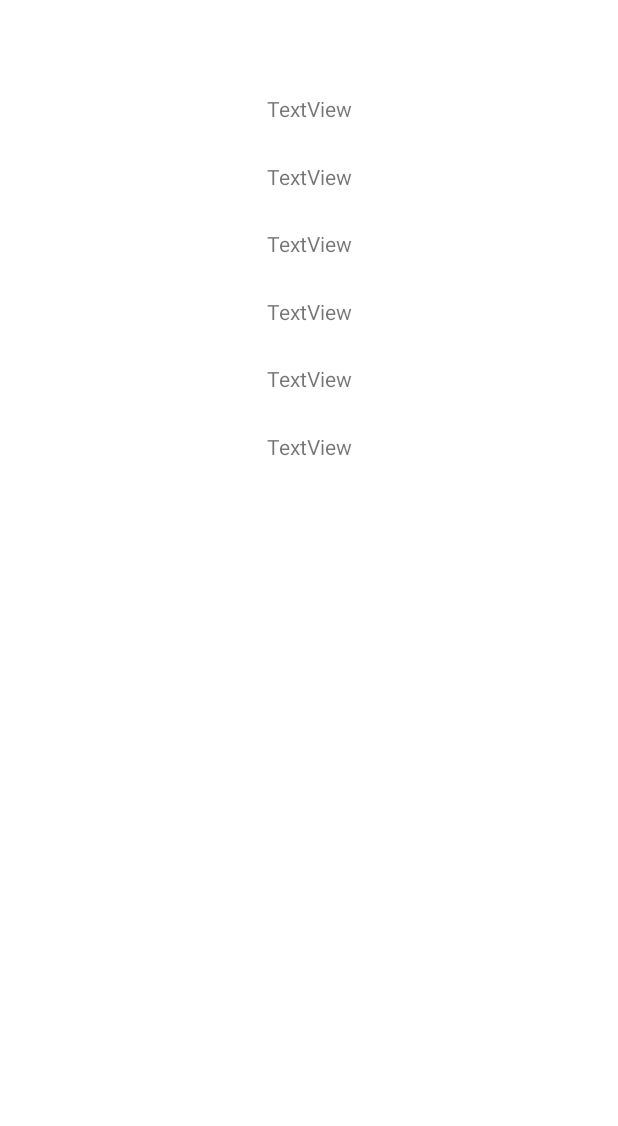
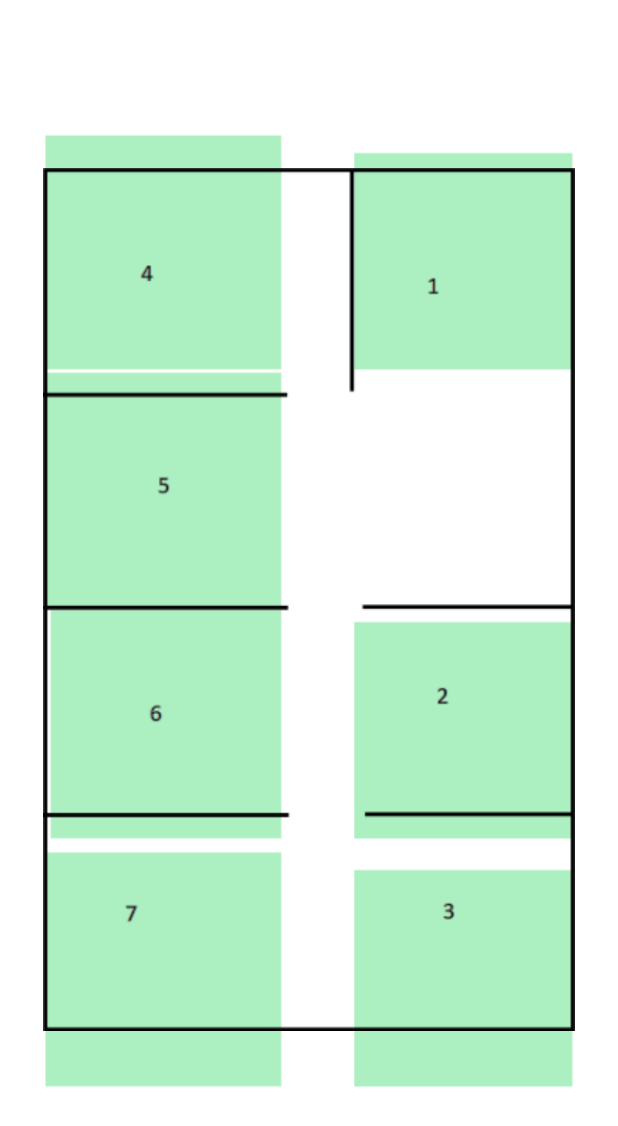
Before and after one commit to piper56M/SmartParkingApp, an Android app: the layout fragment_dashboard.xml on its own in the app's theme, with its tools: preview values and no code run, on a phone screen of 412 x 824 dp. Shown: the top 1126 px of the screen. Run offline under Robolectric (Android 15) with nearby library versions, the phone set to English and light mode, and no system bars.

Commit message:
Map animation (wip)

```diff
--- a/app/src/main/AndroidManifest.xml
+++ b/app/src/main/AndroidManifest.xml
@@ -14,7 +14,7 @@
         android:supportsRtl="true"
         android:theme="@style/Theme.SmartParkingApp">
         <activity
-            android:name=".ReadDB"
+            android:name=".ui.dashboard.ReadDB"
             android:exported="true">
         </activity>
         <activity
--- a/app/src/main/res/layout/activity_main.xml
+++ b/app/src/main/res/layout/activity_main.xml
@@ -23,11 +23,11 @@
         android:id="@+id/nav_host_fragment_activity_main"
         android:name="androidx.navigation.fragment.NavHostFragment"
         android:layout_width="match_parent"
-        android:layout_height="match_parent"
+        android:layout_height="0dp"
         app:defaultNavHost="true"
         app:layout_constraintBottom_toTopOf="@id/nav_view"
-        app:layout_constraintLeft_toLeftOf="parent"
-        app:layout_constraintRight_toRightOf="parent"
+        app:layout_constraintStart_toStartOf="parent"
+        app:layout_constraintEnd_toEndOf="parent"
         app:layout_constraintTop_toTopOf="parent"
         app:navGraph="@navigation/mobile_navigation" />
 
--- a/app/src/main/res/layout/fragment_dashboard.xml
+++ b/app/src/main/res/layout/fragment_dashboard.xml
@@ -1,4 +1,5 @@
 <?xml version="1.0" encoding="utf-8"?>
+
 <androidx.constraintlayout.widget.ConstraintLayout xmlns:android="http://schemas.android.com/apk/res/android"
     xmlns:app="http://schemas.android.com/apk/res-auto"
     xmlns:tools="http://schemas.android.com/tools"
@@ -7,90 +8,157 @@
     android:layout_height="match_parent"
     tools:context=".ui.dashboard.DashboardFragment">
 
-    <TextView
-        android:id="@+id/textView1"
+
+    <androidx.constraintlayout.widget.Guideline
+        android:id="@+id/guideline4"
         android:layout_width="wrap_content"
         android:layout_height="wrap_content"
-        android:layout_marginStart="8dp"
-        android:layout_marginEnd="8dp"
-        android:text="TextView"
-        app:layout_constraintBottom_toTopOf="@+id/textView2"
-        app:layout_constraintEnd_toEndOf="parent"
-        app:layout_constraintHorizontal_bias="0.501"
-        app:layout_constraintStart_toStartOf="parent"
-        app:layout_constraintTop_toBottomOf="@+id/textView0" />
+        android:orientation="vertical"
+        app:layout_constraintGuide_percent="0.46" />
 
-    <TextView
-        android:id="@+id/textView6"
+    <androidx.constraintlayout.widget.Guideline
+        android:id="@+id/guideline5"
         android:layout_width="wrap_content"
         android:layout_height="wrap_content"
-        android:layout_marginBottom="491dp"
-        android:text="TextView"
-        app:layout_constraintBottom_toBottomOf="parent"
-        app:layout_constraintEnd_toEndOf="parent"
-        app:layout_constraintHorizontal_bias="0.501"
-        app:layout_constraintStart_toStartOf="parent"
-        app:layout_constraintTop_toBottomOf="@+id/textView5" />
+        android:orientation="vertical"
+        app:layout_constraintGuide_percent="0.57" />
 
-    <TextView
-        android:id="@+id/textView5"
+    <androidx.constraintlayout.widget.Guideline
+        android:id="@+id/guideline6"
         android:layout_width="wrap_content"
         android:layout_height="wrap_content"
-        android:text="TextView"
-        app:layout_constraintBottom_toTopOf="@+id/textView6"
-        app:layout_constraintEnd_toEndOf="parent"
-        app:layout_constraintHorizontal_bias="0.501"
-        app:layout_constraintStart_toStartOf="parent"
-        app:layout_constraintTop_toBottomOf="@+id/textView4" />
+        android:orientation="vertical"
+        app:layout_constraintGuide_percent="0.07" />
 
-    <TextView
-        android:id="@+id/textView4"
+    <androidx.constraintlayout.widget.Guideline
+        android:id="@+id/guideline3"
         android:layout_width="wrap_content"
         android:layout_height="wrap_content"
-        android:text="TextView"
-        app:layout_constraintBottom_toTopOf="@+id/textView5"
-        app:layout_constraintEnd_toEndOf="parent"
-        app:layout_constraintHorizontal_bias="0.501"
-        app:layout_constraintStart_toStartOf="parent"
-        app:layout_constraintTop_toBottomOf="@+id/textView3" />
+        android:orientation="vertical"
+        app:layout_constraintGuide_percent="0.93" />
 
-    <TextView
-        android:id="@+id/textView3"
+    <androidx.constraintlayout.widget.Guideline
+        android:id="@+id/hguideline2"
         android:layout_width="wrap_content"
         android:layout_height="wrap_content"
-        android:text="TextView"
-        app:layout_constraintBottom_toTopOf="@+id/textView4"
-        app:layout_constraintEnd_toEndOf="parent"
-        app:layout_constraintHorizontal_bias="0.501"
-        app:layout_constraintStart_toStartOf="parent"
-        app:layout_constraintTop_toBottomOf="@+id/textView2" />
+        android:orientation="horizontal"
+        app:layout_constraintGuide_percent="0.88" />
 
-    <TextView
-        android:id="@+id/textView0"
-        android:layout_width="276dp"
-        android:layout_height="wrap_content"
-        android:layout_alignParentStart="true"
-        android:layout_alignParentTop="true"
-        android:layout_alignParentEnd="true"
-        android:layout_alignParentBottom="true"
-        app:layout_constraintBottom_toBottomOf="parent"
-        app:layout_constraintEnd_toEndOf="parent"
-        app:layout_constraintHorizontal_bias="0.496"
-        app:layout_constraintStart_toStartOf="parent"
-        app:layout_constraintTop_toTopOf="parent"
-        app:layout_constraintVertical_bias="0.022"
-        tools:context=".ReadDB" />
-
-    <TextView
-        android:id="@+id/textView2"
+    <androidx.constraintlayout.widget.Guideline
+        android:id="@+id/hguideline3"
         android:layout_width="wrap_content"
         android:layout_height="wrap_content"
-        android:text="TextView"
-        app:layout_constraintBottom_toTopOf="@+id/textView3"
-        app:layout_constraintEnd_toEndOf="parent"
-        app:layout_constraintHorizontal_bias="0.501"
-        app:layout_constraintStart_toStartOf="parent"
-        app:layout_constraintTop_toBottomOf="@+id/textView1" />
+        android:orientation="horizontal"
+        app:layout_constraintGuide_percent="0.68" />
+
+    <androidx.constraintlayout.widget.Guideline
+        android:id="@+id/hguideline4"
+        android:layout_width="wrap_content"
+        android:layout_height="wrap_content"
+        android:orientation="horizontal"
+        app:layout_constraintGuide_percent="0.492
+" />
+
+    <androidx.constraintlayout.widget.Guideline
+        android:id="@+id/hguideline5"
+        android:layout_width="wrap_content"
+        android:layout_height="wrap_content"
+        android:orientation="horizontal"
+        app:layout_constraintGuide_percent="0.3" />
+
+    <androidx.constraintlayout.widget.Guideline
+        android:id="@+id/hguideline6"
+        android:layout_width="wrap_content"
+        android:layout_height="wrap_content"
+        android:orientation="horizontal"
+        app:layout_constraintGuide_percent="0.09" />
+
+    <ImageView
+        android:id="@+id/spot3Opened"
+        android:layout_width="0dp"
+        android:layout_height="0dp"
+        android:scaleType="fitEnd"
+        android:src="@drawable/spot_opened"
+        app:layout_constraintBottom_toTopOf="@+id/hguideline2"
+        app:layout_constraintEnd_toStartOf="@+id/guideline3"
+        app:layout_constraintStart_toStartOf="@+id/guideline5"
+        app:layout_constraintTop_toTopOf="@+id/hguideline3" />
+
+    <ImageView
+        android:id="@+id/spot2Opened"
+        android:layout_width="0dp"
+        android:layout_height="0dp"
+        android:scaleType="fitEnd"
+        android:src="@drawable/spot_opened"
+        app:layout_constraintBottom_toBottomOf="@+id/hguideline3"
+        app:layout_constraintEnd_toEndOf="@+id/guideline3"
+        app:layout_constraintStart_toStartOf="@+id/guideline5"
+        app:layout_constraintTop_toTopOf="@+id/hguideline4"/>
+
+    <ImageView
+        android:id="@+id/spot7Opened"
+        android:layout_width="0dp"
+        android:layout_height="0dp"
+        android:scaleType="fitEnd"
+        android:src="@drawable/spot_opened"
+        app:layout_constraintTop_toTopOf="@+id/hguideline3"
+        app:layout_constraintEnd_toEndOf="@+id/guideline4"
+        app:layout_constraintStart_toStartOf="@+id/guideline6"
+        app:layout_constraintBottom_toBottomOf="@+id/hguideline2" />
+
+    <ImageView
+        android:id="@+id/spot6Opened"
+        android:layout_width="0dp"
+        android:layout_height="0dp"
+        android:scaleType="fitEnd"
+        android:src="@drawable/spot_opened"
+        app:layout_constraintBottom_toBottomOf="@+id/hguideline3"
+        app:layout_constraintEnd_toEndOf="@+id/guideline4"
+        app:layout_constraintStart_toStartOf="@+id/guideline6"
+        app:layout_constraintTop_toTopOf="@+id/hguideline4" />
+
+    <ImageView
+        android:id="@+id/spot5Opened"
+        android:layout_width="0dp"
+        android:layout_height="0dp"
+        android:scaleType="fitEnd"
+        android:src="@drawable/spot_opened"
+        app:layout_constraintBottom_toBottomOf="@+id/hguideline4"
+        app:layout_constraintEnd_toEndOf="@+id/guideline4"
+        app:layout_constraintStart_toStartOf="@+id/guideline6"
+        app:layout_constraintTop_toTopOf="@+id/hguideline5" />
+
+    <ImageView
+        android:id="@+id/spot4Opened"
+        android:layout_width="0dp"
+        android:layout_height="0dp"
+        android:scaleType="fitEnd"
+        android:src="@drawable/spot_opened"
+        app:layout_constraintBottom_toBottomOf="@+id/hguideline5"
+        app:layout_constraintEnd_toEndOf="@+id/guideline4"
+        app:layout_constraintStart_toStartOf="@+id/guideline6"
+        app:layout_constraintTop_toTopOf="@+id/hguideline6"/>
+
+    <ImageView
+        android:id="@+id/spot1Opened"
+        android:layout_width="0dp"
+        android:layout_height="0dp"
+        android:src="@drawable/spot_opened"
+        android:scaleType="fitEnd"
+        app:layout_constraintBottom_toTopOf="@+id/hguideline5"
+        app:layout_constraintEnd_toStartOf="@+id/guideline3"
+        app:layout_constraintStart_toEndOf="@+id/guideline5"
+        app:layout_constraintTop_toTopOf="@+id/hguideline6" />
+
+    <ImageView
+        android:id="@+id/imageView"
+        android:layout_width="0dp"
+        android:layout_height="0dp"
+        android:src="@drawable/parking_lot_animation"
+        app:layout_constraintBottom_toTopOf="@+id/hguideline2"
+        app:layout_constraintEnd_toStartOf="@+id/guideline3"
+        app:layout_constraintStart_toEndOf="@id/guideline6"
+        app:layout_constraintTop_toBottomOf="@+id/hguideline6"/>
 
 
 </androidx.constraintlayout.widget.ConstraintLayout>
--- a/app/src/main/res/values/colors.xml
+++ b/app/src/main/res/values/colors.xml
@@ -7,4 +7,6 @@
     <color name="teal_700">#FF018786</color>
     <color name="black">#FF000000</color>
     <color name="white">#FFFFFFFF</color>
+    <color name="closed">#F4777D</color>
+    <color name="open">#ABEFBF</color>
 </resources>
```
Also changed, not shown: app/src/main/java/com/piotrowski/smartparkingapp/ui/dashboard/DashboardFragment.java (+37 -10 lines), app/src/main/java/com/piotrowski/smartparkingapp/ui/dashboard/DashboardViewModel.java (+0 -11 lines), app/src/main/java/com/piotrowski/smartparkingapp/ui/dashboard/ReadDB.java (renamed from app/src/main/java/com/piotrowski/smartparkingapp/ReadDB.java, +78 -54 lines), app/src/main/res/drawable/parking_lot_animation.png, app/src/main/res/drawable/parking_lot_animation2.png (added), app/src/main/res/drawable/spot_closed.9.png (added), app/src/main/res/drawable/spot_opened.9.png (added).
